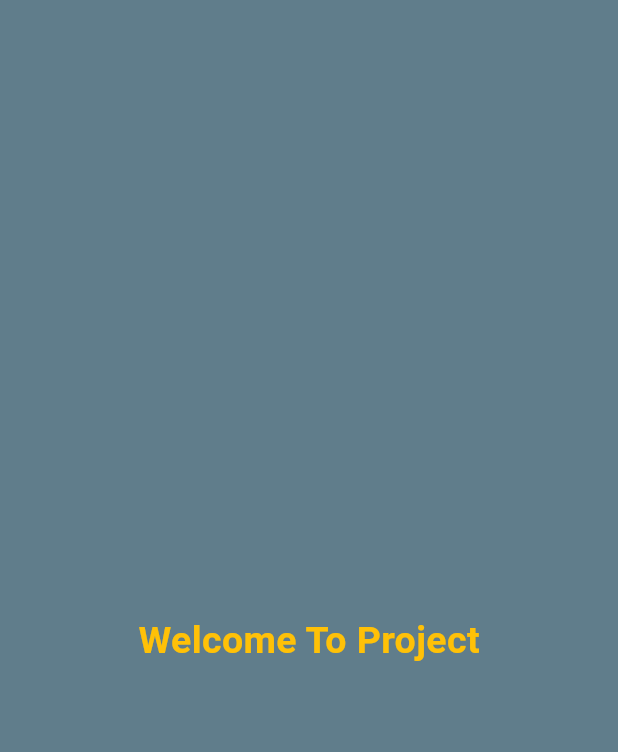
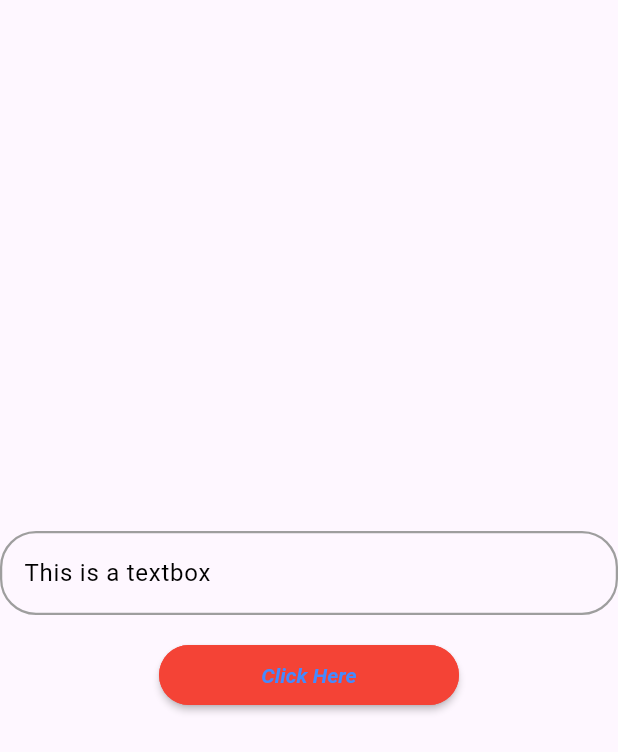
Before and after one commit to RajanithBandara/nsbm_student_academic_tracker, a Flutter app: the screen it shows after launch, on a phone screen of 412 x 824 dp. Shown: the top 752 px of the screen. Run offline on Flutter 3.47's test engine with Material 3 defaults, Android fonts, the light colour scheme and no system bars; our stand-ins replace firebase_core; accounts and stored records are empty.

Commit message:
components added

```diff
--- /dev/null
+++ b/lib/components/custombutton.dart
@@ -0,0 +1,71 @@
+import 'package:flutter/material.dart';
+
+class CustomButton extends StatelessWidget {
+  final VoidCallback? onPressed;
+
+  final Widget child;
+
+  final Color color;
+
+  final Color textColor;
+
+  final double borderRadius;
+
+  final double elevation;
+
+  final EdgeInsetsGeometry padding;
+
+  final double? width;
+
+  final double? height;
+
+  final Gradient? gradient;
+
+  const CustomButton({
+    Key? key,
+    required this.onPressed,
+    required this.child,
+    this.color = Colors.blue,
+    this.textColor = Colors.white,
+    this.borderRadius = 8.0,
+    this.elevation = 2.0,
+    this.padding = const EdgeInsets.symmetric(horizontal: 16.0, vertical: 12.0),
+    this.width,
+    this.height,
+    this.gradient,
+  }) : super(key: key);
+
+  @override
+  Widget build(BuildContext context) {
+    // Button content is centered and uses a DefaultTextStyle for text colors.
+    Widget content = Center(
+      child: DefaultTextStyle(
+        style: TextStyle(color: textColor),
+        child: child,
+      ),
+    );
+
+    return Material(
+      color: gradient == null ? color : Colors.transparent,
+      elevation: elevation,
+      borderRadius: BorderRadius.circular(borderRadius),
+      child: Ink(
+        decoration: BoxDecoration(
+          color: gradient == null ? color : null,
+          gradient: gradient,
+          borderRadius: BorderRadius.circular(borderRadius),
+        ),
+        child: InkWell(
+          onTap: onPressed,
+          borderRadius: BorderRadius.circular(borderRadius),
+          child: Container(
+            width: width,
+            height: height,
+            padding: padding,
+            child: content,
+          ),
+        ),
+      ),
+    );
+  }
+}
--- /dev/null
+++ b/lib/components/textbox.dart
@@ -0,0 +1,73 @@
+import 'package:flutter/material.dart';
+
+class CustomTextField extends StatefulWidget {
+  final String label;
+  final TextEditingController controller;
+  final double borderRadius;
+  final bool isPassword;
+  final Color borderColor;
+  final Color focusedBorderColor;
+  final Color enabledBorderColor;
+  final Color textColor;
+  final Color iconColor;
+  final Color labelColor;
+
+  const CustomTextField({
+    super.key,
+    required this.label,
+    required this.controller,
+    this.borderRadius = 8.0,
+    this.isPassword = false,
+    this.borderColor = Colors.blue,
+    this.focusedBorderColor = Colors.blue,
+    this.enabledBorderColor = Colors.grey,
+    this.textColor = Colors.black,
+    this.iconColor = Colors.black,
+    this.labelColor = Colors.black,
+  });
+
+  @override
+  State<CustomTextField> createState() => _CustomTextFieldState();
+}
+
+class _CustomTextFieldState extends State<CustomTextField> {
+  bool _obscureText = true;
+
+  @override
+  Widget build(BuildContext context) {
+    return TextField(
+      controller: widget.controller,
+      obscureText: widget.isPassword ? _obscureText : false,
+      style: TextStyle(color: widget.textColor),
+      decoration: InputDecoration(
+        labelText: widget.label,
+        labelStyle: TextStyle(color: widget.labelColor),
+        border: OutlineInputBorder(
+          borderRadius: BorderRadius.circular(widget.borderRadius),
+          borderSide: BorderSide(color: widget.borderColor, width: 2.0),
+        ),
+        enabledBorder: OutlineInputBorder(
+          borderRadius: BorderRadius.circular(widget.borderRadius),
+          borderSide: BorderSide(color: widget.enabledBorderColor, width: 1.5),
+        ),
+        focusedBorder: OutlineInputBorder(
+          borderRadius: BorderRadius.circular(widget.borderRadius),
+          borderSide: BorderSide(color: widget.focusedBorderColor, width: 2.0),
+        ),
+        suffixIcon: widget.isPassword
+            ? IconButton(
+          icon: Icon(
+            _obscureText ? Icons.visibility_off : Icons.visibility,
+            color: widget.iconColor,
+          ),
+          onPressed: () {
+            setState(() {
+              _obscureText = !_obscureText;
+            });
+          },
+        )
+            : null,
+      ),
+    );
+  }
+}
--- a/lib/main.dart
+++ b/lib/main.dart
@@ -1,6 +1,7 @@
 import 'package:firebase_core/firebase_core.dart';
 import 'package:flutter/material.dart';
 import 'package:nsbm_student_academic_tracker/firebase_options.dart';
+import 'package:nsbm_student_academic_tracker/pages/componenttest.dart';
 import 'package:nsbm_student_academic_tracker/pages/helloworld.dart';
 
 void main() async{
@@ -19,7 +20,7 @@ class MyApp extends StatelessWidget {
     return MaterialApp(
       debugShowCheckedModeBanner:false,
       title: 'NSBM Student Academic Tracker',
-      home: const WelcomeToProject(),
+      home: const ComponentTest(),
     );
   }
 }
--- /dev/null
+++ b/lib/pages/componenttest.dart
@@ -0,0 +1,50 @@
+import 'package:flutter/material.dart';
+import 'package:nsbm_student_academic_tracker/components/custombutton.dart';
+import 'package:nsbm_student_academic_tracker/components/textbox.dart';
+
+class ComponentTest extends StatefulWidget{
+  const ComponentTest({super.key});
+
+  State<ComponentTest> createState() => _ComponentTestState();
+}
+
+final textController = TextEditingController();
+
+class _ComponentTestState extends State<ComponentTest>{
+  @override
+  Widget build(BuildContext context) {
+    return Scaffold(
+      body: Center(
+        child: Column(
+          mainAxisAlignment: MainAxisAlignment.center,
+          children: [
+            CustomTextField(
+                label: "This is a textbox",
+                controller: textController,
+                borderRadius: 24,
+                borderColor: Colors.green,
+                focusedBorderColor: Colors.red,
+                isPassword: false,
+            ),
+            SizedBox(height: 20,),
+            CustomButton(
+                onPressed: (){},
+                width: 200,
+                color: Colors.red,
+                borderRadius: 24,
+                textColor: Colors.blueAccent,
+                child: Text(
+                  "Click Here",
+                  style: TextStyle(
+                      fontWeight: FontWeight.bold,
+                      fontStyle: FontStyle.italic,
+                  ),
+                ),
+
+            )
+          ],
+        ),
+      ),
+    );
+  }
+}
--- a/lib/pages/helloworld.dart
+++ b/lib/pages/helloworld.dart
@@ -5,6 +5,10 @@ class WelcomeToProject extends StatefulWidget{
 
   @override
   State<WelcomeToProject> createState() => _WelcomeToProjectState();
+
+}
+
+void isFirebaseConnected(){
 
 }
 
```
